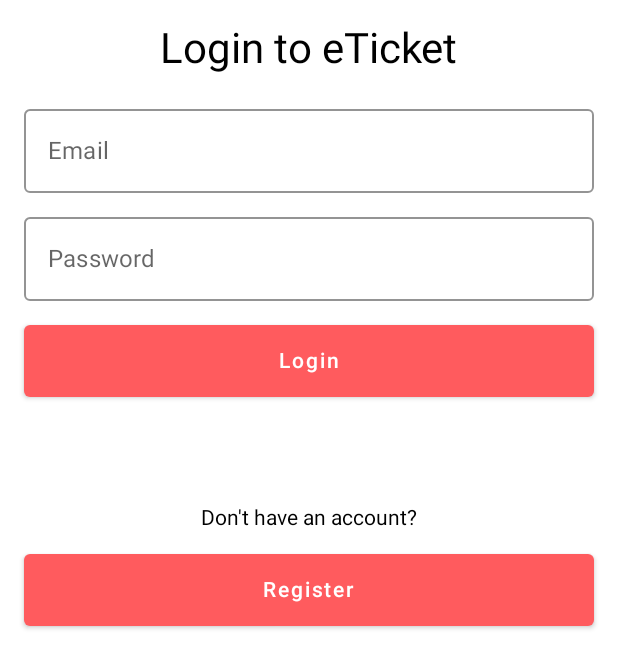
After one commit to linhvnguyen9/KMPWithJetbrainsComposeFullPlatform, an Android app built with Jetpack Compose: the composable LoginScreen called with empty values, on a phone screen of 412 x 824 dp. The commit adds this screen. Shown: the top 668 px of the screen. Run offline under Robolectric (Android 15) with nearby library versions, the phone set to English and light mode, and no system bars; our stand-ins replace Voyager; libraries missing offline, so code that uses them is left out: io.github.aakira.napier; 7 statements that could not run were skipped.

Commit message:
Before test navigation

```diff
--- a/composeApp/build.gradle.kts
+++ b/composeApp/build.gradle.kts
@@ -51,6 +51,7 @@ kotlin {
             implementation(libs.voyager.navigator)
             implementation(libs.voyager.transitions)
             implementation(libs.napier)
+            implementation(libs.koin.core)
         }
     }
 }
--- /dev/null
+++ b/composeApp/src/commonMain/kotlin/presentation/home/details/TransactionDetailsScreenModel.kt
@@ -0,0 +1,39 @@
+package presentation.home.details
+
+import cafe.adriel.voyager.core.model.ScreenModel
+import cafe.adriel.voyager.core.model.screenModelScope
+import io.github.aakira.napier.Napier
+import kotlinx.coroutines.delay
+import kotlinx.coroutines.flow.MutableStateFlow
+import kotlinx.coroutines.isActive
+import kotlinx.coroutines.launch
+import kotlin.random.Random
+
+class TransactionDetailsScreenModel: ScreenModel {
+    val stateFlow = MutableStateFlow(0)
+
+    init {
+//        screenModelScope.launch {
+//            while (isActive) {
+//                Napier.d(tag = "Lifecycle") { "TransactionDetailsScreenModel staying alive, staying alive" }
+//                delay(2000)
+//            }
+//        }
+        println("TransactionDetailsScreenModel init")
+        screenModelScope.launch {
+            while (isActive) {
+                val nextValue = stateFlow.value + 1
+                Napier.d(tag = "Lifecycle") { "TransactionDetailsScreenModel staying alive, staying alive $nextValue" }
+                println("TransactionDetailsScreenModel staying alive, staying alive $nextValue")
+                stateFlow.value = nextValue
+                delay(5000)
+            }
+        }
+    }
+
+    override fun onDispose() {
+        super.onDispose()
+
+        Napier.d(tag = "Lifecycle") { "TransactionDetailsScreenModel onDispose" }
+    }
+}
--- /dev/null
+++ b/composeApp/src/commonMain/kotlin/presentation/home/list/TransactionsListScreenModel.kt
@@ -0,0 +1,40 @@
+package presentation.home.list
+
+import cafe.adriel.voyager.core.model.ScreenModel
+import cafe.adriel.voyager.core.model.coroutineScope
+import cafe.adriel.voyager.core.model.screenModelScope
+import io.github.aakira.napier.Napier
+import kotlinx.coroutines.delay
+import kotlinx.coroutines.flow.MutableStateFlow
+import kotlinx.coroutines.isActive
+import kotlinx.coroutines.launch
+import kotlin.random.Random
+
+class TransactionsListScreenModel: ScreenModel {
+    val stateFlow = MutableStateFlow(0)
+
+    init {
+//        screenModelScope.launch {
+//            while (isActive) {
+//                Napier.d(tag = "Lifecycle") { "TransactionDetailsScreenModel staying alive, staying alive" }
+//                delay(2000)
+//            }
+//        }
+        println("TransactionsListScreenModel init")
+        screenModelScope.launch {
+            while (isActive) {
+                val nextValue = stateFlow.value + 1
+                Napier.d(tag = "Lifecycle") { "TransactionsListScreenModel staying alive, staying alive $nextValue" }
+                println("TransactionsListScreenModel staying alive, staying alive $nextValue")
+                stateFlow.value = nextValue
+                delay(5000)
+            }
+        }
+    }
+
+    override fun onDispose() {
+        super.onDispose()
+
+        Napier.d(tag = "Lifecycle") { "TransactionsListScreenModel onDispose" }
+    }
+}
--- /dev/null
+++ b/composeApp/src/commonMain/kotlin/presentation/test/LoginScreen.kt
@@ -0,0 +1,107 @@
+package presentation.test
+
+import androidx.compose.foundation.layout.Column
+import androidx.compose.runtime.Composable
+import androidx.compose.foundation.layout.*
+import androidx.compose.foundation.text.KeyboardOptions
+import androidx.compose.material.*
+import androidx.compose.runtime.*
+import androidx.compose.runtime.saveable.rememberSaveable
+import androidx.compose.ui.Alignment
+import androidx.compose.ui.Modifier
+import androidx.compose.ui.graphics.Color
+import androidx.compose.ui.text.input.PasswordVisualTransformation
+import androidx.compose.ui.unit.dp
+import androidx.compose.ui.unit.sp
+
+@Composable
+fun LoginScreen(
+    email: String,
+    onEmailChange: (String) -> Unit,
+    password: String,
+    onPasswordChange: (String) -> Unit,
+    onLoginSubmit: () -> Unit,
+    loginStatus: String
+) {
+
+    Column(
+        modifier = Modifier
+            .fillMaxSize()
+            .padding(16.dp),
+        horizontalAlignment = Alignment.CenterHorizontally
+    ) {
+        Text("Login to eTicket", fontSize = 28.sp, color = Color.Black)
+        Spacer(modifier = Modifier.height(16.dp))
+        OutlinedTextField(
+            value = email,
+            onValueChange = onEmailChange,
+            label = { Text("Email") },
+            placeholder = { Text("Email address") },
+            singleLine = true,
+            modifier = Modifier.fillMaxWidth(),
+            colors = TextFieldDefaults.textFieldColors(backgroundColor = Color.Transparent)
+        )
+        Spacer(modifier = Modifier.height(8.dp))
+        OutlinedTextField(
+            value = password,
+            onValueChange = onPasswordChange,
+            label = { Text("Password") },
+            placeholder = { Text("Password") },
+            visualTransformation = PasswordVisualTransformation(),
+            singleLine = true,
+            modifier = Modifier.fillMaxWidth(),
+            colors = TextFieldDefaults.textFieldColors(backgroundColor = Color.Transparent)
+        )
+        Spacer(modifier = Modifier.height(16.dp))
+        Button(
+            onClick = onLoginSubmit,
+            colors = ButtonDefaults.buttonColors(backgroundColor = Color(0xFFFF5B5E)),
+            modifier = Modifier.height(48.dp).fillMaxWidth()
+        ) {
+            Text("Login", color = Color.White)
+        }
+        Spacer(modifier = Modifier.height(16.dp))
+        Text(loginStatus, fontSize = 28.sp, color = Color.Red)
+        Spacer(modifier = Modifier.height(24.dp))
+        Text("Don't have an account?")
+        Spacer(modifier = Modifier.height(16.dp))
+        Button(
+            onClick = onLoginSubmit,
+            colors = ButtonDefaults.buttonColors(backgroundColor = Color(0xFFFF5B5E)),
+            modifier = Modifier.height(48.dp).fillMaxWidth()
+        ) {
+            Text("Register", color = Color.White)
+        }
+    }
+}
+@Composable
+fun LoginViewModel() {
+    var email by rememberSaveable { mutableStateOf("") }
+    var password by rememberSaveable { mutableStateOf("") }
+    var loginStatus by rememberSaveable { mutableStateOf("") }
+
+    LoginScreen(
+        email = email,
+        onEmailChange = { email = it },
+        password = password,
+        onPasswordChange = { password = it },
+        onLoginSubmit = {
+            loginStatus = when {
+                !isValidEmail(email) -> "Invalid email address"
+                !isValidPassword(password) -> "Incorrect password"
+                else -> "Logging in"
+            }
+        },
+        loginStatus = loginStatus
+    )
+}
+
+fun isValidEmail(email: String): Boolean {
+    val emailPattern = "[a-zA-Z0-9._-]+@[a-z]+\\.+[a-z]+"
+    return email.matches(emailPattern.toRegex())
+}
+
+fun isValidPassword(password: String): Boolean {
+    val passwordPattern = "^(?=.*[0-9])(?=.*[a-z])(?=.*[A-Z]).{8,}$"
+    return password.matches(passwordPattern.toRegex())
+}
--- a/gradle/libs.versions.toml
+++ b/gradle/libs.versions.toml
@@ -14,6 +14,7 @@ compose = "1.5.4"
 compose-compiler = "1.5.5"
 compose-plugin = "1.5.11"
 junit = "4.13.2"
+koin = "3.5.2-RC1"
 kotlin = "1.9.21"
 napier = "2.6.1"
 voyager = "1.0.0-rc10"
@@ -44,6 +45,8 @@ voyager-navigator = { module = "cafe.adriel.voyager:voyager-navigator", version.
 voyager-rxjava = { module = "cafe.adriel.voyager:voyager-rxjava", version.ref = "voyager" }
 voyager-tabNavigator = { module = "cafe.adriel.voyager:voyager-tab-navigator", version.ref = "voyager" }
 voyager-transitions = { module = "cafe.adriel.voyager:voyager-transitions", version.ref = "voyager" }
+koin-bom = { module = "io.insert-koin:koin-bom", version.ref = "koin" }
+koin-core = { module = "io.insert-koin:koin-core", version.ref = "koin" }
 
 [plugins]
 jetbrainsCompose = { id = "org.jetbrains.compose", version.ref = "compose-plugin" }
```
Also changed, not shown: composeApp/src/commonMain/kotlin/di/HomeModule.kt (added, +7 -0 lines), composeApp/src/commonMain/kotlin/di/Koin.kt (added, +9 -0 lines), composeApp/src/commonMain/kotlin/presentation/home/details/TransactionDetailsScreen.kt (+46 -1 lines), composeApp/src/commonMain/kotlin/presentation/home/list/TransactionsListScreen.kt (+37 -1 lines), 1 other file.
